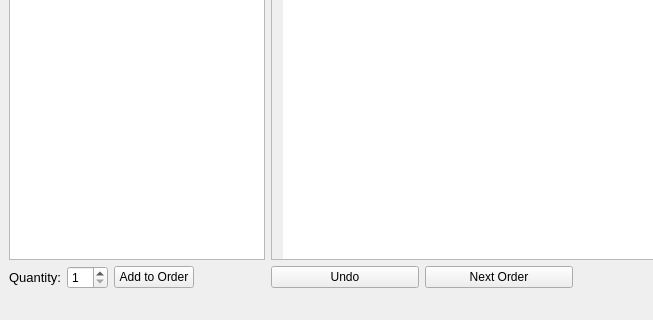
Before: the Qt Designer form qtc-part2/mainwindow.ui in moylty/DejaBrewPOS, drawn with Qt 5; both pictures show x 0 to 653 and y 393 to 713 of the 889 by 713 pixel window.
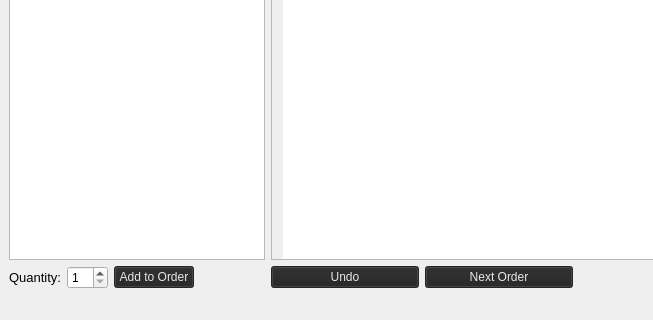
After: the same form once the commit is applied. Icons and pictures are not drawn.

```diff
--- a/qtc-part2/mainwindow.ui
+++ b/qtc-part2/mainwindow.ui
@@ -71,6 +71,421 @@
     </item>
     <item row="7" column="2">
      <widget class="QPushButton" name="addOrderButton">
+      <property name="palette">
+       <palette>
+        <active>
+         <colorrole role="WindowText">
+          <brush brushstyle="SolidPattern">
+           <color alpha="255">
+            <red>255</red>
+            <green>255</green>
+            <blue>255</blue>
+           </color>
+          </brush>
+         </colorrole>
+         <colorrole role="Button">
+          <brush brushstyle="SolidPattern">
+           <color alpha="255">
+            <red>33</red>
+            <green>99</green>
+            <blue>0</blue>
+           </color>
+          </brush>
+         </colorrole>
+         <colorrole role="Light">
+          <brush brushstyle="SolidPattern">
+           <color alpha="255">
+            <red>49</red>
+            <green>148</green>
+            <blue>0</blue>
+           </color>
+          </brush>
+         </colorrole>
+         <colorrole role="Midlight">
+          <brush brushstyle="SolidPattern">
+           <color alpha="255">
+            <red>41</red>
+            <green>123</green>
+            <blue>0</blue>
+           </color>
+          </brush>
+         </colorrole>
+         <colorrole role="Dark">
+          <brush brushstyle="SolidPattern">
+           <color alpha="255">
+            <red>16</red>
+            <green>49</green>
+            <blue>0</blue>
+           </color>
+          </brush>
+         </colorrole>
+         <colorrole role="Mid">
+          <brush brushstyle="SolidPattern">
+           <color alpha="255">
+            <red>22</red>
+            <green>66</green>
+            <blue>0</blue>
+           </color>
+          </brush>
+         </colorrole>
+         <colorrole role="Text">
+          <brush brushstyle="SolidPattern">
+           <color alpha="255">
+            <red>255</red>
+            <green>255</green>
+            <blue>255</blue>
+           </color>
+          </brush>
+         </colorrole>
+         <colorrole role="BrightText">
+          <brush brushstyle="SolidPattern">
+           <color alpha="255">
+            <red>255</red>
+            <green>255</green>
+            <blue>255</blue>
+           </color>
+          </brush>
+         </colorrole>
+         <colorrole role="ButtonText">
+          <brush brushstyle="SolidPattern">
+           <color alpha="255">
+            <red>255</red>
+            <green>255</green>
+            <blue>255</blue>
+           </color>
+          </brush>
+         </colorrole>
+         <colorrole role="Base">
+          <brush brushstyle="SolidPattern">
+           <color alpha="255">
+            <red>0</red>
+            <green>0</green>
+            <blue>0</blue>
+           </color>
+          </brush>
+         </colorrole>
+         <colorrole role="Window">
+          <brush brushstyle="SolidPattern">
+           <color alpha="255">
+            <red>33</red>
+            <green>99</green>
+            <blue>0</blue>
+           </color>
+          </brush>
+         </colorrole>
+         <colorrole role="Shadow">
+          <brush brushstyle="SolidPattern">
+           <color alpha="255">
+            <red>0</red>
+            <green>0</green>
+            <blue>0</blue>
+           </color>
+          </brush>
+         </colorrole>
+         <colorrole role="AlternateBase">
+          <brush brushstyle="SolidPattern">
+           <color alpha="255">
+            <red>16</red>
+            <green>49</green>
+            <blue>0</blue>
+           </color>
+          </brush>
+         </colorrole>
+         <colorrole role="ToolTipBase">
+          <brush brushstyle="SolidPattern">
+           <color alpha="255">
+            <red>255</red>
+            <green>255</green>
+            <blue>220</blue>
+           </color>
+          </brush>
+         </colorrole>
+         <colorrole role="ToolTipText">
+          <brush brushstyle="SolidPattern">
+           <color alpha="255">
+            <red>0</red>
+            <green>0</green>
+            <blue>0</blue>
+           </color>
+          </brush>
+         </colorrole>
+        </active>
+        <inactive>
+         <colorrole role="WindowText">
+          <brush brushstyle="SolidPattern">
+           <color alpha="255">
+            <red>231</red>
+            <green>231</green>
+            <blue>231</blue>
+           </color>
+          </brush>
+         </colorrole>
+         <colorrole role="Button">
+          <brush brushstyle="SolidPattern">
+           <color alpha="255">
+            <red>35</red>
+            <green>35</green>
+            <blue>35</blue>
+           </color>
+          </brush>
+         </colorrole>
+         <colorrole role="Light">
+          <brush brushstyle="SolidPattern">
+           <color alpha="255">
+            <red>255</red>
+            <green>255</green>
+            <blue>255</blue>
+           </color>
+          </brush>
+         </colorrole>
+         <colorrole role="Midlight">
+          <brush brushstyle="SolidPattern">
+           <color alpha="255">
+            <red>202</red>
+            <green>202</green>
+            <blue>202</blue>
+           </color>
+          </brush>
+         </colorrole>
+         <colorrole role="Dark">
+          <brush brushstyle="SolidPattern">
+           <color alpha="255">
+            <red>35</red>
+            <green>35</green>
+            <blue>35</blue>
+           </color>
+          </brush>
+         </colorrole>
+         <colorrole role="Mid">
+          <brush brushstyle="SolidPattern">
+           <color alpha="255">
+            <red>160</red>
+            <green>160</green>
+            <blue>160</blue>
+           </color>
+          </brush>
+         </colorrole>
+         <colorrole role="Text">
+          <brush brushstyle="SolidPattern">
+           <color alpha="255">
+            <red>231</red>
+            <green>231</green>
+            <blue>231</blue>
+           </color>
+          </brush>
+         </colorrole>
+         <colorrole role="BrightText">
+          <brush brushstyle="SolidPattern">
+           <color alpha="255">
+            <red>255</red>
+            <green>0</green>
+            <blue>0</blue>
+           </color>
+          </brush>
+         </colorrole>
+         <colorrole role="ButtonText">
+          <brush brushstyle="SolidPattern">
+           <color alpha="255">
+            <red>231</red>
+            <green>231</green>
+            <blue>231</blue>
+           </color>
+          </brush>
+         </colorrole>
+         <colorrole role="Base">
+          <brush brushstyle="SolidPattern">
+           <color alpha="255">
+            <red>51</red>
+            <green>51</green>
+            <blue>51</blue>
+           </color>
+          </brush>
+         </colorrole>
+         <colorrole role="Window">
+          <brush brushstyle="SolidPattern">
+           <color alpha="255">
+            <red>51</red>
+            <green>51</green>
+            <blue>51</blue>
+           </color>
+          </brush>
+         </colorrole>
+         <colorrole role="Shadow">
+          <brush brushstyle="SolidPattern">
+           <color alpha="255">
+            <red>118</red>
+            <green>118</green>
+            <blue>118</blue>
+           </color>
+          </brush>
+         </colorrole>
+         <colorrole role="AlternateBase">
+          <brush brushstyle="SolidPattern">
+           <color alpha="255">
+            <red>81</red>
+            <green>81</green>
+            <blue>81</blue>
+           </color>
+          </brush>
+         </colorrole>
+         <colorrole role="ToolTipBase">
+          <brush brushstyle="SolidPattern">
+           <color alpha="102">
+            <red>0</red>
+            <green>0</green>
+            <blue>0</blue>
+           </color>
+          </brush>
+         </colorrole>
+         <colorrole role="ToolTipText">
+          <brush brushstyle="SolidPattern">
+           <color alpha="255">
+            <red>231</red>
+            <green>231</green>
+            <blue>231</blue>
+           </color>
+          </brush>
+         </colorrole>
+        </inactive>
+        <disabled>
+         <colorrole role="WindowText">
+          <brush brushstyle="SolidPattern">
+           <color alpha="255">
+            <red>16</red>
+            <green>49</green>
+            <blue>0</blue>
+           </color>
+          </brush>
+         </colorrole>
+         <colorrole role="Button">
+          <brush brushstyle="SolidPattern">
+           <color alpha="255">
+            <red>33</red>
+            <green>99</green>
+            <blue>0</blue>
+           </color>
+          </brush>
+         </colorrole>
+         <colorrole role="Light">
+          <brush brushstyle="SolidPattern">
+           <color alpha="255">
+            <red>49</red>
+            <green>148</green>
+            <blue>0</blue>
+           </color>
+          </brush>
+         </colorrole>
+         <colorrole role="Midlight">
+          <brush brushstyle="SolidPattern">
+           <color alpha="255">
+            <red>41</red>
+            <green>123</green>
+            <blue>0</blue>
+           </color>
+          </brush>
+         </colorrole>
+         <colorrole role="Dark">
+          <brush brushstyle="SolidPattern">
+           <color alpha="255">
+            <red>16</red>
+            <green>49</green>
+            <blue>0</blue>
+           </color>
+          </brush>
+         </colorrole>
+         <colorrole role="Mid">
+          <brush brushstyle="SolidPattern">
+           <color alpha="255">
+            <red>22</red>
+            <green>66</green>
+            <blue>0</blue>
+           </color>
+          </brush>
+         </colorrole>
+         <colorrole role="Text">
+          <brush brushstyle="SolidPattern">
+           <color alpha="255">
+            <red>16</red>
+            <green>49</green>
+            <blue>0</blue>
+           </color>
+          </brush>
+         </colorrole>
+         <colorrole role="BrightText">
+          <brush brushstyle="SolidPattern">
+           <color alpha="255">
+            <red>255</red>
+            <green>255</green>
+            <blue>255</blue>
+           </color>
+          </brush>
+         </colorrole>
+         <colorrole role="ButtonText">
+          <brush brushstyle="SolidPattern">
+           <color alpha="255">
+            <red>16</red>
+            <green>49</green>
+            <blue>0</blue>
+           </color>
+          </brush>
+         </colorrole>
+         <colorrole role="Base">
+          <brush brushstyle="SolidPattern">
+           <color alpha="255">
+            <red>33</red>
+            <green>99</green>
+            <blue>0</blue>
+           </color>
+          </brush>
+         </colorrole>
+         <colorrole role="Window">
+          <brush brushstyle="SolidPattern">
+           <color alpha="255">
+            <red>33</red>
+            <green>99</green>
+            <blue>0</blue>
+           </color>
+          </brush>
+         </colorrole>
+         <colorrole role="Shadow">
+          <brush brushstyle="SolidPattern">
+           <color alpha="255">
+            <red>177</red>
+            <green>177</green>
+            <blue>177</blue>
+           </color>
+          </brush>
+         </colorrole>
+         <colorrole role="AlternateBase">
+          <brush brushstyle="SolidPattern">
+           <color alpha="255">
+            <red>81</red>
+            <green>81</green>
+            <blue>81</blue>
+           </color>
+          </brush>
+         </colorrole>
+         <colorrole role="ToolTipBase">
+          <brush brushstyle="SolidPattern">
+           <color alpha="102">
+            <red>0</red>
+            <green>0</green>
+            <blue>0</blue>
+           </color>
+          </brush>
+         </colorrole>
+         <colorrole role="ToolTipText">
+          <brush brushstyle="SolidPattern">
+           <color alpha="255">
+            <red>231</red>
+            <green>231</green>
+            <blue>231</blue>
+           </color>
+          </brush>
+         </colorrole>
+        </disabled>
+       </palette>
+      </property>
       <property name="text">
        <string>Add to Order</string>
       </property>
@@ -128,6 +543,421 @@
      <layout class="QHBoxLayout" name="horizontalLayout">
       <item>
        <widget class="QPushButton" name="undoButton">
+        <property name="palette">
+         <palette>
+          <active>
+           <colorrole role="WindowText">
+            <brush brushstyle="SolidPattern">
+             <color alpha="255">
+              <red>0</red>
+              <green>0</green>
+              <blue>0</blue>
+             </color>
+            </brush>
+           </colorrole>
+           <colorrole role="Button">
+            <brush brushstyle="SolidPattern">
+             <color alpha="255">
+              <red>170</red>
+              <green>0</green>
+              <blue>0</blue>
+             </color>
+            </brush>
+           </colorrole>
+           <colorrole role="Light">
+            <brush brushstyle="SolidPattern">
+             <color alpha="255">
+              <red>255</red>
+              <green>0</green>
+              <blue>0</blue>
+             </color>
+            </brush>
+           </colorrole>
+           <colorrole role="Midlight">
+            <brush brushstyle="SolidPattern">
+             <color alpha="255">
+              <red>212</red>
+              <green>0</green>
+              <blue>0</blue>
+             </color>
+            </brush>
+           </colorrole>
+           <colorrole role="Dark">
+            <brush brushstyle="SolidPattern">
+             <color alpha="255">
+              <red>85</red>
+              <green>0</green>
+              <blue>0</blue>
+             </color>
+            </brush>
+           </colorrole>
+           <colorrole role="Mid">
+            <brush brushstyle="SolidPattern">
+             <color alpha="255">
+              <red>113</red>
+              <green>0</green>
+              <blue>0</blue>
+             </color>
+            </brush>
+           </colorrole>
+           <colorrole role="Text">
+            <brush brushstyle="SolidPattern">
+             <color alpha="255">
+              <red>255</red>
+              <green>255</green>
+              <blue>255</blue>
+             </color>
+            </brush>
+           </colorrole>
+           <colorrole role="BrightText">
+            <brush brushstyle="SolidPattern">
+             <color alpha="255">
+              <red>255</red>
+              <green>255</green>
+              <blue>255</blue>
+             </color>
+            </brush>
+           </colorrole>
+           <colorrole role="ButtonText">
+            <brush brushstyle="SolidPattern">
+             <color alpha="255">
+              <red>255</red>
+              <green>255</green>
+              <blue>255</blue>
+             </color>
+            </brush>
+           </colorrole>
+           <colorrole role="Base">
+            <brush brushstyle="SolidPattern">
+             <color alpha="255">
+              <red>255</red>
+              <green>255</green>
+              <blue>255</blue>
+             </color>
+            </brush>
+           </colorrole>
+           <colorrole role="Window">
+            <brush brushstyle="SolidPattern">
+             <color alpha="255">
+              <red>170</red>
+              <green>0</green>
+              <blue>0</blue>
+             </color>
+            </brush>
+           </colorrole>
+           <colorrole role="Shadow">
+            <brush brushstyle="SolidPattern">
+             <color alpha="255">
+              <red>0</red>
+              <green>0</green>
+              <blue>0</blue>
+             </color>
+            </brush>
+           </colorrole>
+           <colorrole role="AlternateBase">
+            <brush brushstyle="SolidPattern">
+             <color alpha="255">
+              <red>212</red>
+              <green>127</green>
+              <blue>127</blue>
+             </color>
+            </brush>
+           </colorrole>
+           <colorrole role="ToolTipBase">
+            <brush brushstyle="SolidPattern">
+             <color alpha="255">
+              <red>255</red>
+              <green>255</green>
+              <blue>220</blue>
+             </color>
+            </brush>
+           </colorrole>
+           <colorrole role="ToolTipText">
+            <brush brushstyle="SolidPattern">
+             <color alpha="255">
+              <red>0</red>
+              <green>0</green>
+              <blue>0</blue>
+             </color>
+            </brush>
+           </colorrole>
+          </active>
+          <inactive>
+           <colorrole role="WindowText">
+            <brush brushstyle="SolidPattern">
+             <color alpha="255">
+              <red>231</red>
+              <green>231</green>
+              <blue>231</blue>
+             </color>
+            </brush>
+           </colorrole>
+           <colorrole role="Button">
+            <brush brushstyle="SolidPattern">
+             <color alpha="255">
+              <red>35</red>
+              <green>35</green>
+              <blue>35</blue>
+             </color>
+            </brush>
+           </colorrole>
+           <colorrole role="Light">
+            <brush brushstyle="SolidPattern">
+             <color alpha="255">
+              <red>255</red>
+              <green>255</green>
+              <blue>255</blue>
+             </color>
+            </brush>
+           </colorrole>
+           <colorrole role="Midlight">
+            <brush brushstyle="SolidPattern">
+             <color alpha="255">
+              <red>202</red>
+              <green>202</green>
+              <blue>202</blue>
+             </color>
+            </brush>
+           </colorrole>
+           <colorrole role="Dark">
+            <brush brushstyle="SolidPattern">
+             <color alpha="255">
+              <red>35</red>
+              <green>35</green>
+              <blue>35</blue>
+             </color>
+            </brush>
+           </colorrole>
+           <colorrole role="Mid">
+            <brush brushstyle="SolidPattern">
+             <color alpha="255">
+              <red>160</red>
+              <green>160</green>
+              <blue>160</blue>
+             </color>
+            </brush>
+           </colorrole>
+           <colorrole role="Text">
+            <brush brushstyle="SolidPattern">
+             <color alpha="255">
+              <red>231</red>
+              <green>231</green>
+              <blue>231</blue>
+             </color>
+            </brush>
+           </colorrole>
+           <colorrole role="BrightText">
+            <brush brushstyle="SolidPattern">
+             <color alpha="255">
+              <red>255</red>
+              <green>0</green>
+              <blue>0</blue>
+             </color>
+            </brush>
+           </colorrole>
+           <colorrole role="ButtonText">
+            <brush brushstyle="SolidPattern">
+             <color alpha="255">
+              <red>231</red>
+              <green>231</green>
+              <blue>231</blue>
+             </color>
+            </brush>
+           </colorrole>
+           <colorrole role="Base">
+            <brush brushstyle="SolidPattern">
+             <color alpha="255">
+              <red>51</red>
+              <green>51</green>
+              <blue>51</blue>
+             </color>
+            </brush>
+           </colorrole>
+           <colorrole role="Window">
+            <brush brushstyle="SolidPattern">
+             <color alpha="255">
+              <red>51</red>
+              <green>51</green>
+              <blue>51</blue>
+             </color>
+            </brush>
+           </colorrole>
+           <colorrole role="Shadow">
+            <brush brushstyle="SolidPattern">
+             <color alpha="255">
+              <red>118</red>
+              <green>118</green>
+              <blue>118</blue>
+             </color>
+            </brush>
+           </colorrole>
+           <colorrole role="AlternateBase">
+            <brush brushstyle="SolidPattern">
+             <color alpha="255">
+              <red>81</red>
+              <green>81</green>
+              <blue>81</blue>
+             </color>
+            </brush>
+           </colorrole>
+           <colorrole role="ToolTipBase">
+            <brush brushstyle="SolidPattern">
+             <color alpha="102">
+              <red>0</red>
+              <green>0</green>
+              <blue>0</blue>
+             </color>
+            </brush>
+           </colorrole>
+           <colorrole role="ToolTipText">
+            <brush brushstyle="SolidPattern">
+             <color alpha="255">
+              <red>231</red>
+              <green>231</green>
+              <blue>231</blue>
+             </color>
+            </brush>
+           </colorrole>
+          </inactive>
+          <disabled>
+           <colorrole role="WindowText">
+            <brush brushstyle="SolidPattern">
+             <color alpha="255">
+              <red>85</red>
+              <green>0</green>
+              <blue>0</blue>
+             </color>
+            </brush>
+           </colorrole>
+           <colorrole role="Button">
+            <brush brushstyle="SolidPattern">
+             <color alpha="255">
+              <red>170</red>
+              <green>0</green>
+              <blue>0</blue>
+             </color>
+            </brush>
+           </colorrole>
+           <colorrole role="Light">
+            <brush brushstyle="SolidPattern">
+             <color alpha="255">
+              <red>255</red>
+              <green>0</green>
+              <blue>0</blue>
+             </color>
+            </brush>
+           </colorrole>
+           <colorrole role="Midlight">
+            <brush brushstyle="SolidPattern">
+             <color alpha="255">
+              <red>212</red>
+              <green>0</green>
+              <blue>0</blue>
+             </color>
+            </brush>
+           </colorrole>
+           <colorrole role="Dark">
+            <brush brushstyle="SolidPattern">
+             <color alpha="255">
+              <red>85</red>
+              <green>0</green>
+              <blue>0</blue>
+             </color>
+            </brush>
+           </colorrole>
+           <colorrole role="Mid">
+            <brush brushstyle="SolidPattern">
+             <color alpha="255">
+              <red>113</red>
+              <green>0</green>
+              <blue>0</blue>
+             </color>
+            </brush>
+           </colorrole>
+           <colorrole role="Text">
+            <brush brushstyle="SolidPattern">
+             <color alpha="255">
+              <red>85</red>
+              <green>0</green>
+              <blue>0</blue>
+             </color>
+            </brush>
+           </colorrole>
+           <colorrole role="BrightText">
+            <brush brushstyle="SolidPattern">
+             <color alpha="255">
+              <red>255</red>
+              <green>255</green>
+              <blue>255</blue>
+             </color>
+            </brush>
+           </colorrole>
+           <colorrole role="ButtonText">
+            <brush brushstyle="SolidPattern">
+             <color alpha="255">
+              <red>85</red>
+              <green>0</green>
+              <blue>0</blue>
+             </color>
+            </brush>
+           </colorrole>
+           <colorrole role="Base">
+            <brush brushstyle="SolidPattern">
+             <color alpha="255">
+              <red>170</red>
+              <green>0</green>
+              <blue>0</blue>
+             </color>
+            </brush>
+           </colorrole>
+           <colorrole role="Window">
+            <brush brushstyle="SolidPattern">
+             <color alpha="255">
+              <red>170</red>
+              <green>0</green>
+              <blue>0</blue>
+             </color>
+            </brush>
+           </colorrole>
+           <colorrole role="Shadow">
+            <brush brushstyle="SolidPattern">
+             <color alpha="255">
+              <red>177</red>
+              <green>177</green>
+              <blue>177</blue>
+             </color>
+            </brush>
+           </colorrole>
+           <colorrole role="AlternateBase">
+            <brush brushstyle="SolidPattern">
+             <color alpha="255">
+              <red>81</red>
+              <green>81</green>
+              <blue>81</blue>
+             </color>
+            </brush>
+           </colorrole>
+           <colorrole role="ToolTipBase">
+            <brush brushstyle="SolidPattern">
+             <color alpha="102">
+              <red>0</red>
+              <green>0</green>
+              <blue>0</blue>
+             </color>
+            </brush>
+           </colorrole>
+           <colorrole role="ToolTipText">
+            <brush brushstyle="SolidPattern">
+             <color alpha="255">
+              <red>231</red>
+              <green>231</green>
+              <blue>231</blue>
+             </color>
+            </brush>
+           </colorrole>
+          </disabled>
+         </palette>
+        </property>
         <property name="focusPolicy">
          <enum>Qt::ClickFocus</enum>
         </property>
@@ -138,6 +968,421 @@
       </item>
       <item>
        <widget class="QPushButton" name="noButton">
+        <property name="palette">
+         <palette>
+          <active>
+           <colorrole role="WindowText">
+            <brush brushstyle="SolidPattern">
+             <color alpha="255">
+              <red>0</red>
+              <green>0</green>
+              <blue>0</blue>
+             </color>
+            </brush>
+           </colorrole>
+           <colorrole role="Button">
+            <brush brushstyle="SolidPattern">
+             <color alpha="255">
+              <red>0</red>
+              <green>89</green>
+              <blue>134</blue>
+             </color>
+            </brush>
+           </colorrole>
+           <colorrole role="Light">
+            <brush brushstyle="SolidPattern">
+             <color alpha="255">
+              <red>127</red>
+              <green>212</green>
+              <blue>255</blue>
+             </color>
+            </brush>
+           </colorrole>
+           <colorrole role="Midlight">
+            <brush brushstyle="SolidPattern">
+             <color alpha="255">
+              <red>63</red>
+              <green>191</green>
+              <blue>255</blue>
+             </color>
+            </brush>
+           </colorrole>
+           <colorrole role="Dark">
+            <brush brushstyle="SolidPattern">
+             <color alpha="255">
+              <red>0</red>
+              <green>85</green>
+              <blue>127</blue>
+             </color>
+            </brush>
+           </colorrole>
+           <colorrole role="Mid">
+            <brush brushstyle="SolidPattern">
+             <color alpha="255">
+              <red>0</red>
+              <green>113</green>
+              <blue>170</blue>
+             </color>
+            </brush>
+           </colorrole>
+           <colorrole role="Text">
+            <brush brushstyle="SolidPattern">
+             <color alpha="255">
+              <red>0</red>
+              <green>0</green>
+              <blue>0</blue>
+             </color>
+            </brush>
+           </colorrole>
+           <colorrole role="BrightText">
+            <brush brushstyle="SolidPattern">
+             <color alpha="255">
+              <red>255</red>
+              <green>255</green>
+              <blue>255</blue>
+             </color>
+            </brush>
+           </colorrole>
+           <colorrole role="ButtonText">
+            <brush brushstyle="SolidPattern">
+             <color alpha="255">
+              <red>255</red>
+              <green>255</green>
+              <blue>255</blue>
+             </color>
+            </brush>
+           </colorrole>
+           <colorrole role="Base">
+            <brush brushstyle="SolidPattern">
+             <color alpha="255">
+              <red>255</red>
+              <green>255</green>
+              <blue>255</blue>
+             </color>
+            </brush>
+           </colorrole>
+           <colorrole role="Window">
+            <brush brushstyle="SolidPattern">
+             <color alpha="255">
+              <red>0</red>
+              <green>170</green>
+              <blue>255</blue>
+             </color>
+            </brush>
+           </colorrole>
+           <colorrole role="Shadow">
+            <brush brushstyle="SolidPattern">
+             <color alpha="255">
+              <red>0</red>
+              <green>0</green>
+              <blue>0</blue>
+             </color>
+            </brush>
+           </colorrole>
+           <colorrole role="AlternateBase">
+            <brush brushstyle="SolidPattern">
+             <color alpha="255">
+              <red>127</red>
+              <green>212</green>
+              <blue>255</blue>
+             </color>
+            </brush>
+           </colorrole>
+           <colorrole role="ToolTipBase">
+            <brush brushstyle="SolidPattern">
+             <color alpha="255">
+              <red>255</red>
+              <green>255</green>
+              <blue>220</blue>
+             </color>
+            </brush>
+           </colorrole>
+           <colorrole role="ToolTipText">
+            <brush brushstyle="SolidPattern">
+             <color alpha="255">
+              <red>0</red>
+              <green>0</green>
+              <blue>0</blue>
+             </color>
+            </brush>
+           </colorrole>
+          </active>
+          <inactive>
+           <colorrole role="WindowText">
+            <brush brushstyle="SolidPattern">
+             <color alpha="255">
+              <red>231</red>
+              <green>231</green>
+              <blue>231</blue>
+             </color>
+            </brush>
+           </colorrole>
+           <colorrole role="Button">
+            <brush brushstyle="SolidPattern">
+             <color alpha="255">
+              <red>35</red>
+              <green>35</green>
+              <blue>35</blue>
+             </color>
+            </brush>
+           </colorrole>
+           <colorrole role="Light">
+            <brush brushstyle="SolidPattern">
+             <color alpha="255">
+              <red>255</red>
+              <green>255</green>
+              <blue>255</blue>
+             </color>
+            </brush>
+           </colorrole>
+           <colorrole role="Midlight">
+            <brush brushstyle="SolidPattern">
+             <color alpha="255">
+              <red>202</red>
+              <green>202</green>
+              <blue>202</blue>
+             </color>
+            </brush>
+           </colorrole>
+           <colorrole role="Dark">
+            <brush brushstyle="SolidPattern">
+             <color alpha="255">
+              <red>35</red>
+              <green>35</green>
+              <blue>35</blue>
+             </color>
+            </brush>
+           </colorrole>
+           <colorrole role="Mid">
+            <brush brushstyle="SolidPattern">
+             <color alpha="255">
+              <red>160</red>
+              <green>160</green>
+              <blue>160</blue>
+             </color>
+            </brush>
+           </colorrole>
+           <colorrole role="Text">
+            <brush brushstyle="SolidPattern">
+             <color alpha="255">
+              <red>231</red>
+              <green>231</green>
+              <blue>231</blue>
+             </color>
+            </brush>
+           </colorrole>
+           <colorrole role="BrightText">
+            <brush brushstyle="SolidPattern">
+             <color alpha="255">
+              <red>255</red>
+              <green>0</green>
+              <blue>0</blue>
+             </color>
+            </brush>
+           </colorrole>
+           <colorrole role="ButtonText">
+            <brush brushstyle="SolidPattern">
+             <color alpha="255">
+              <red>231</red>
+              <green>231</green>
+              <blue>231</blue>
+             </color>
+            </brush>
+           </colorrole>
+           <colorrole role="Base">
+            <brush brushstyle="SolidPattern">
+             <color alpha="255">
+              <red>51</red>
+              <green>51</green>
+              <blue>51</blue>
+             </color>
+            </brush>
+           </colorrole>
+           <colorrole role="Window">
+            <brush brushstyle="SolidPattern">
+             <color alpha="255">
+              <red>51</red>
+              <green>51</green>
+              <blue>51</blue>
+             </color>
+            </brush>
+           </colorrole>
+           <colorrole role="Shadow">
+            <brush brushstyle="SolidPattern">
+             <color alpha="255">
+              <red>118</red>
+              <green>118</green>
+              <blue>118</blue>
+             </color>
+            </brush>
+           </colorrole>
+           <colorrole role="AlternateBase">
+            <brush brushstyle="SolidPattern">
+             <color alpha="255">
+              <red>81</red>
+              <green>81</green>
+              <blue>81</blue>
+             </color>
+            </brush>
+           </colorrole>
+           <colorrole role="ToolTipBase">
+            <brush brushstyle="SolidPattern">
+             <color alpha="102">
+              <red>0</red>
+              <green>0</green>
+              <blue>0</blue>
+             </color>
+            </brush>
+           </colorrole>
+           <colorrole role="ToolTipText">
+            <brush brushstyle="SolidPattern">
+             <color alpha="255">
+              <red>231</red>
+              <green>231</green>
+              <blue>231</blue>
+             </color>
+            </brush>
+           </colorrole>
+          </inactive>
+          <disabled>
+           <colorrole role="WindowText">
+            <brush brushstyle="SolidPattern">
+             <color alpha="255">
+              <red>0</red>
+              <green>85</green>
+              <blue>127</blue>
+             </color>
+            </brush>
+           </colorrole>
+           <colorrole role="Button">
+            <brush brushstyle="SolidPattern">
+             <color alpha="255">
+              <red>0</red>
+              <green>89</green>
+              <blue>134</blue>
+             </color>
+            </brush>
+           </colorrole>
+           <colorrole role="Light">
+            <brush brushstyle="SolidPattern">
+             <color alpha="255">
+              <red>127</red>
+              <green>212</green>
+              <blue>255</blue>
+             </color>
+            </brush>
+           </colorrole>
+           <colorrole role="Midlight">
+            <brush brushstyle="SolidPattern">
+             <color alpha="255">
+              <red>63</red>
+              <green>191</green>
+              <blue>255</blue>
+             </color>
+            </brush>
+           </colorrole>
+           <colorrole role="Dark">
+            <brush brushstyle="SolidPattern">
+             <color alpha="255">
+              <red>0</red>
+              <green>85</green>
+              <blue>127</blue>
+             </color>
+            </brush>
+           </colorrole>
+           <colorrole role="Mid">
+            <brush brushstyle="SolidPattern">
+             <color alpha="255">
+              <red>0</red>
+              <green>113</green>
+              <blue>170</blue>
+             </color>
+            </brush>
+           </colorrole>
+           <colorrole role="Text">
+            <brush brushstyle="SolidPattern">
+             <color alpha="255">
+              <red>0</red>
+              <green>85</green>
+              <blue>127</blue>
+             </color>
+            </brush>
+           </colorrole>
+           <colorrole role="BrightText">
+            <brush brushstyle="SolidPattern">
+             <color alpha="255">
+              <red>255</red>
+              <green>255</green>
+              <blue>255</blue>
+             </color>
+            </brush>
+           </colorrole>
+           <colorrole role="ButtonText">
+            <brush brushstyle="SolidPattern">
+             <color alpha="255">
+              <red>0</red>
+              <green>85</green>
+              <blue>127</blue>
+             </color>
+            </brush>
+           </colorrole>
+           <colorrole role="Base">
+            <brush brushstyle="SolidPattern">
+             <color alpha="255">
+              <red>0</red>
+              <green>170</green>
+              <blue>255</blue>
+             </color>
+            </brush>
+           </colorrole>
+           <colorrole role="Window">
+            <brush brushstyle="SolidPattern">
+             <color alpha="255">
+              <red>0</red>
+              <green>170</green>
+              <blue>255</blue>
+             </color>
+            </brush>
+           </colorrole>
+           <colorrole role="Shadow">
+            <brush brushstyle="SolidPattern">
+             <color alpha="255">
+              <red>177</red>
+              <green>177</green>
+              <blue>177</blue>
+             </color>
+            </brush>
+           </colorrole>
+           <colorrole role="AlternateBase">
+            <brush brushstyle="SolidPattern">
+             <color alpha="255">
+              <red>81</red>
+              <green>81</green>
+              <blue>81</blue>
+             </color>
+            </brush>
+           </colorrole>
+           <colorrole role="ToolTipBase">
+            <brush brushstyle="SolidPattern">
+             <color alpha="102">
+              <red>0</red>
+              <green>0</green>
+              <blue>0</blue>
+             </color>
+            </brush>
+           </colorrole>
+           <colorrole role="ToolTipText">
+            <brush brushstyle="SolidPattern">
+             <color alpha="255">
+              <red>231</red>
+              <green>231</green>
+              <blue>231</blue>
+             </color>
+            </brush>
+           </colorrole>
+          </disabled>
+         </palette>
+        </property>
         <property name="focusPolicy">
          <enum>Qt::ClickFocus</enum>
         </property>
```
Left out of the diff: 6 changed lines with no effect on the pictures.
